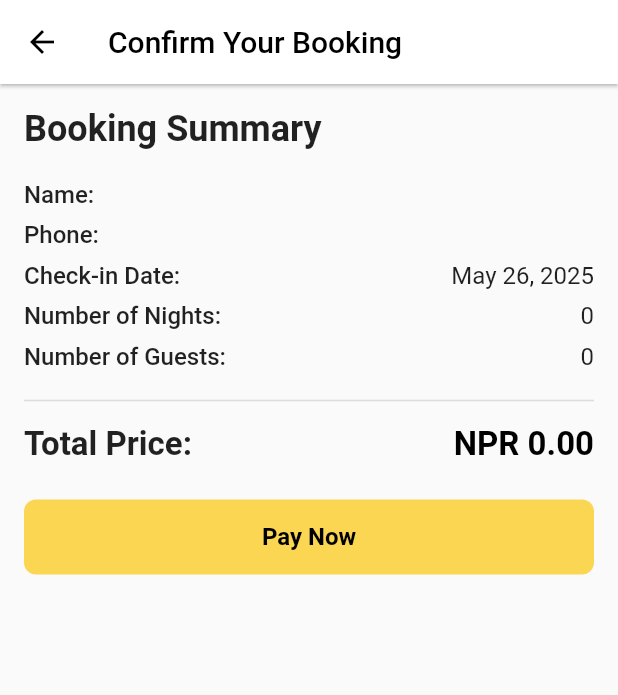
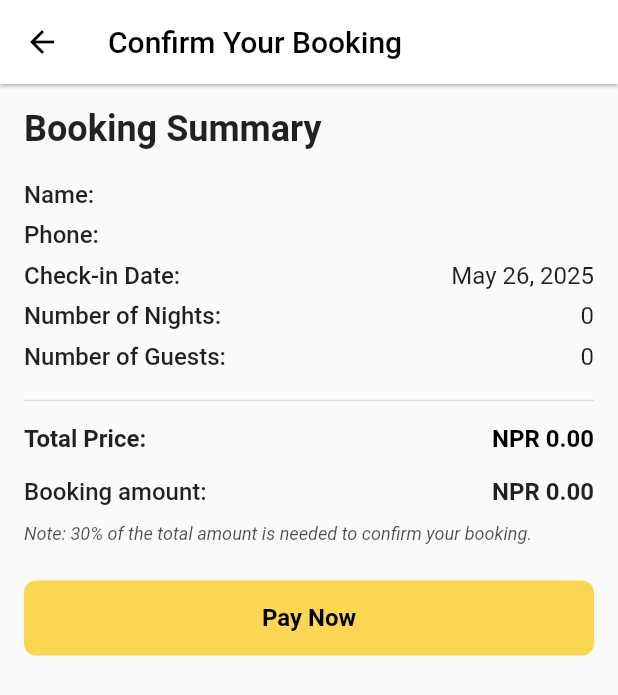
Before and after one commit to unisha21/homestay, a Flutter app: the BookingConfirmScreen screen opened directly with empty values, on a phone screen of 412 x 824 dp. Shown: the top 695 px of the screen. Run offline on Flutter 3.47's test engine with Material 3 defaults, Android fonts, the phone set to English and light mode, and no system bars; our stand-ins replace cached_network_image, carousel_slider, cloud_firestore, firebase_auth, firebase_core, firebase_messaging and 7 more; missing offline and left inert: firebase_app_check, flutter_firebase_chat_core; accounts and stored records are empty; Roboto replaces fonts that are missing (Poppins).

Commit message:
feat: Refactor BookingConfirmScreen layout and add booking amount note

```diff
--- a/lib/src/features/booking/screens/booking_confirm_screen.dart
+++ b/lib/src/features/booking/screens/booking_confirm_screen.dart
@@ -7,10 +7,7 @@ import 'package:homestay_app/src/features/booking/domain/model/booking_model.dar
 class BookingConfirmScreen extends StatelessWidget {
   final BookingModel booking;
 
-  const BookingConfirmScreen({
-    super.key,
-    required this.booking,
-  });
+  const BookingConfirmScreen({super.key, required this.booking});
 
   @override
   Widget build(BuildContext context) {
@@ -38,9 +35,21 @@ class BookingConfirmScreen extends StatelessWidget {
             const SizedBox(height: 16), // Added for spacing
             _buildSummaryRow(context, 'Name:', booking.userName),
             _buildSummaryRow(context, 'Phone:', booking.userPhone),
-            _buildSummaryRow(context, 'Check-in Date:', dateFormat.format(booking.checkInDate)),
-            _buildSummaryRow(context, 'Number of Nights:', '${booking.numberOfNights}'),
-            _buildSummaryRow(context, 'Number of Guests:', '${booking.numberOfGuests}'),
+            _buildSummaryRow(
+              context,
+              'Check-in Date:',
+              dateFormat.format(booking.checkInDate),
+            ),
+            _buildSummaryRow(
+              context,
+              'Number of Nights:',
+              '${booking.numberOfNights}',
+            ),
+            _buildSummaryRow(
+              context,
+              'Number of Guests:',
+              '${booking.numberOfGuests}',
+            ),
             if (booking.notes != null && booking.notes!.isNotEmpty)
               _buildSummaryRow(context, 'Additional Notes:', booking.notes!),
             const Divider(height: 32, thickness: 1),
@@ -49,7 +58,7 @@ class BookingConfirmScreen extends StatelessWidget {
               children: [
                 Text(
                   'Total Price:',
-                  style: context.theme.textTheme.titleLarge?.copyWith(
+                  style: context.theme.textTheme.titleMedium?.copyWith(
                     fontWeight: FontWeight.bold,
                   ),
                 ),
@@ -60,18 +69,50 @@ class BookingConfirmScreen extends StatelessWidget {
                     decimalDigits: 2,
                   ).format(booking.totalPrice),
                   // '${booking.totalPrice.toStringAsFixed(2)}', // Format to 2 decimal places
-                  style: context.theme.textTheme.titleLarge?.copyWith(
+                  style: context.theme.textTheme.titleMedium?.copyWith(
                     fontWeight: FontWeight.bold,
                     color: context.theme.colorScheme.primary,
                   ),
                 ),
               ],
             ),
+            const SizedBox(height: 16), // Added for spacing
+            Row(
+              mainAxisAlignment: MainAxisAlignment.spaceBetween,
+              children: [
+                Text(
+                  'Booking amount:',
+                  style: context.theme.textTheme.titleMedium?.copyWith(
+                    fontWeight: FontWeight.w500,
+                  ),
+                ),
+                Text(
+                  NumberFormat.currency(
+                    locale: 'en_np',
+                    symbol: 'NPR ',
+                    decimalDigits: 2,
+                  ).format(booking.totalPrice * 0.3),
+                  style: context.theme.textTheme.titleMedium?.copyWith(
+                    fontWeight: FontWeight.w600,
+                  ),
+                ),
+              ],
+            ),
+            const SizedBox(height: 12),
+            Text(
+              'Note: 30% of the total amount is needed to confirm your booking.',
+              style: context.theme.textTheme.bodySmall?.copyWith(
+                fontStyle: FontStyle.italic,
+                color: context.theme.colorScheme.onSurface.withOpacity(0.7),
+              ),
+            ),
             const SizedBox(height: 24),
             BuildButton(
               onPressed: () {
                 ScaffoldMessenger.of(context).showSnackBar(
-                  const SnackBar(content: Text('Redirecting to payment gateway...')),
+                  const SnackBar(
+                    content: Text('Redirecting to payment gateway...'),
+                  ),
                 );
               },
               buttonWidget: const Text('Pay Now'),
@@ -87,7 +128,8 @@ class BookingConfirmScreen extends StatelessWidget {
       padding: const EdgeInsets.symmetric(vertical: 4.0),
       child: Row(
         mainAxisAlignment: MainAxisAlignment.spaceBetween,
-        crossAxisAlignment: CrossAxisAlignment.start, // Align items to start for long values
+        crossAxisAlignment:
+            CrossAxisAlignment.start, // Align items to start for long values
         children: [
           Text(
             label,
--- a/lib/src/features/booking/screens/booking_screen.dart
+++ b/lib/src/features/booking/screens/booking_screen.dart
@@ -1,4 +1,5 @@
 import 'package:flutter/material.dart';
+import 'package:flutter/services.dart';
 import 'package:homestay_app/src/common/widgets/build_button.dart';
 import 'package:homestay_app/src/features/homestay/domain/models/homestay_model.dart';
 import 'package:homestay_app/src/themes/extensions.dart';
@@ -35,7 +36,10 @@ class _BookingScreenState extends State<BookingScreen> {
     super.initState();
     _nightsController.text = '1'; // Default to 1 night
     _selectedDate = DateTime.now(); // Default to current date
-    _dateController.text = "${_selectedDate!.toLocal()}".split(' ')[0]; // Format date as YYYY-MM-DD
+    _dateController.text =
+        "${_selectedDate!.toLocal()}".split(
+          ' ',
+        )[0]; // Format date as YYYY-MM-DD
   }
 
   @override
@@ -58,7 +62,8 @@ class _BookingScreenState extends State<BookingScreen> {
     if (picked != null && picked != _selectedDate) {
       setState(() {
         _selectedDate = picked;
-        _dateController.text = "${_selectedDate!.toLocal()}".split(' ')[0]; // Format date
+        _dateController.text =
+            "${_selectedDate!.toLocal()}".split(' ')[0]; // Format date
       });
     }
   }
@@ -69,7 +74,8 @@ class _BookingScreenState extends State<BookingScreen> {
       const double pricePerNight = 50.0;
       final int nights = int.tryParse(_nightsController.text) ?? 1;
       final int guests = widget.numberOfGuests;
-      final double totalPrice = widget.homestayDetails.pricePerNight * nights * guests;
+      final double totalPrice =
+          widget.homestayDetails.pricePerNight * nights * guests;
       DateTime checkInDate;
       try {
         checkInDate = DateTime.parse(_dateController.text);
@@ -77,7 +83,6 @@ class _BookingScreenState extends State<BookingScreen> {
         // Handle invalid date format, perhaps show an error or default
         checkInDate = DateTime.now(); // Fallback, ideally validate earlier
       }
-
 
       final booking = BookingModel(
         homestayId: widget.homestayId,
@@ -94,9 +99,7 @@ class _BookingScreenState extends State<BookingScreen> {
       Navigator.push(
         context,
         MaterialPageRoute(
-          builder: (context) => BookingConfirmScreen(
-            booking: booking,
-          ),
+          builder: (context) => BookingConfirmScreen(booking: booking),
         ),
       );
     }
@@ -145,6 +148,8 @@ class _BookingScreenState extends State<BookingScreen> {
                   border: OutlineInputBorder(),
                   prefixIcon: Icon(Icons.phone_outlined),
                 ),
+                inputFormatters: [FilteringTextInputFormatter.digitsOnly],
+                maxLength: 10,
                 keyboardType: TextInputType.phone,
                 validator: (value) {
                   if (value == null || value.isEmpty) {
```
